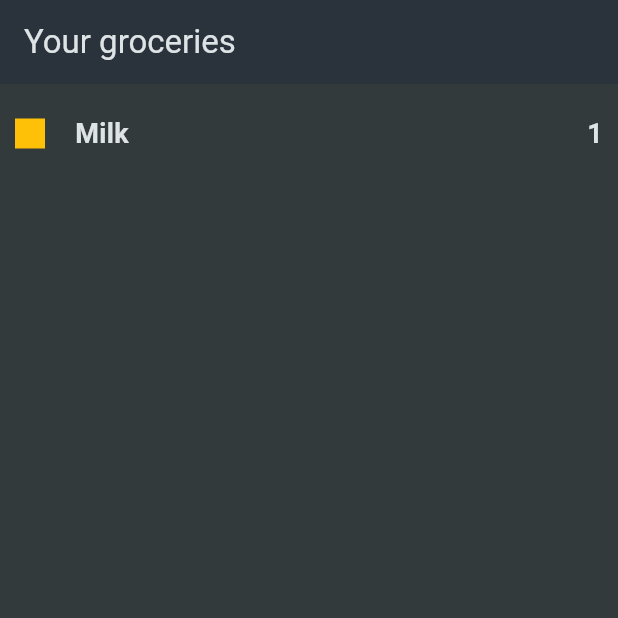
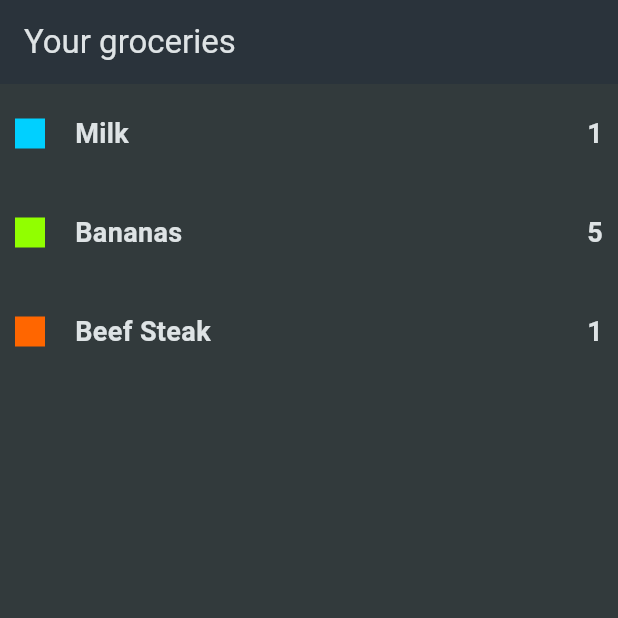
Before and after one commit to kalph1998/grocery-list-flutter, a Flutter app: the screen it shows after launch, on a phone screen of 412 x 824 dp, the top half of it. Run offline on Flutter 3.47's test engine with Material 2 defaults, Android fonts, the phone set to English and light mode, and no system bars.

Commit message:
added color

```diff
--- a/lib/data/dummy_items.dart
+++ b/lib/data/dummy_items.dart
@@ -8,4 +8,14 @@ final groceryItems = [
       name: 'Milk',
       quantity: 1,
       category: categories[Categories.dairy]!),
+  GroceryItem(
+      id: 'b',
+      name: 'Bananas',
+      quantity: 5,
+      category: categories[Categories.fruit]!),
+  GroceryItem(
+      id: 'c',
+      name: 'Beef Steak',
+      quantity: 1,
+      category: categories[Categories.meat]!),
 ];
--- a/lib/main.dart
+++ b/lib/main.dart
@@ -1,5 +1,5 @@
 import 'package:flutter/material.dart';
-import 'package:shopping_list/screens/home.dart';
+import 'package:shopping_list/screens/grocery_list.dart';
 
 void main() {
   runApp(const MyApp());
@@ -22,7 +22,7 @@ class MyApp extends StatelessWidget {
         scaffoldBackgroundColor: const Color.fromARGB(255, 50, 58, 60),
         useMaterial3: true,
       ),
-      home: Home(),
+      home: GroceryList(),
     );
   }
 }
--- /dev/null
+++ b/lib/screens/grocery_list.dart
@@ -0,0 +1,55 @@
+import 'package:flutter/material.dart';
+import 'package:shopping_list/data/dummy_items.dart';
+import 'package:shopping_list/models/grocery_item.dart';
+
+class GroceryList extends StatelessWidget {
+  const GroceryList({super.key});
+
+  @override
+  Widget build(BuildContext context) {
+    return Scaffold(
+      appBar: AppBar(
+        title: const Text('Your groceries'),
+      ),
+      body: Padding(
+        padding: EdgeInsets.symmetric(horizontal: 10),
+        child: ListView.builder(
+          itemCount: groceryItems.length,
+          itemBuilder: (context, index) =>
+              GroceryListItem(groceryItem: groceryItems[index]),
+        ),
+      ),
+    );
+  }
+}
+
+class GroceryListItem extends StatelessWidget {
+  final GroceryItem groceryItem;
+  const GroceryListItem({super.key, required this.groceryItem});
+
+  @override
+  Widget build(BuildContext context) {
+    return Padding(
+      padding: const EdgeInsets.symmetric(vertical: 20),
+      child: Row(
+        children: [
+          Container(
+            width: 20,
+            height: 20,
+            color: groceryItem.category.color,
+          ),
+          const SizedBox(width: 20),
+          Text(
+            groceryItem.name,
+            style: const TextStyle(fontSize: 18, fontWeight: FontWeight.w600),
+          ),
+          const Spacer(),
+          Text(
+            groceryItem.quantity.toString(),
+            style: const TextStyle(fontSize: 18, fontWeight: FontWeight.w600),
+          )
+        ],
+      ),
+    );
+  }
+}
--- a/lib/screens/home.dart
+++ /dev/null
@@ -1,54 +0,0 @@
-import 'package:flutter/material.dart';
-
-class Home extends StatelessWidget {
-  const Home({super.key});
-
-  @override
-  Widget build(BuildContext context) {
-    return Scaffold(
-      appBar: AppBar(
-        title: const Text('Your groceries'),
-      ),
-      body: Padding(
-        padding: EdgeInsets.symmetric(horizontal: 10),
-        child: ListView(
-          children: [
-            GroceryItem(),
-          ],
-        ),
-      ),
-    );
-  }
-}
-
-class GroceryItem extends StatelessWidget {
-  const GroceryItem({
-    super.key,
-  });
-
-  @override
-  Widget build(BuildContext context) {
-    return Padding(
-      padding: const EdgeInsets.symmetric(vertical: 20),
-      child: Row(
-        children: [
-          Container(
-            width: 20,
-            height: 20,
-            color: Colors.amber,
-          ),
-          SizedBox(width: 20),
-          Text(
-            'Milk',
-            style: TextStyle(fontSize: 18, fontWeight: FontWeight.w600),
-          ),
-          Spacer(),
-          Text(
-            '1',
-            style: TextStyle(fontSize: 18, fontWeight: FontWeight.w600),
-          )
-        ],
-      ),
-    );
-  }
-}
```
